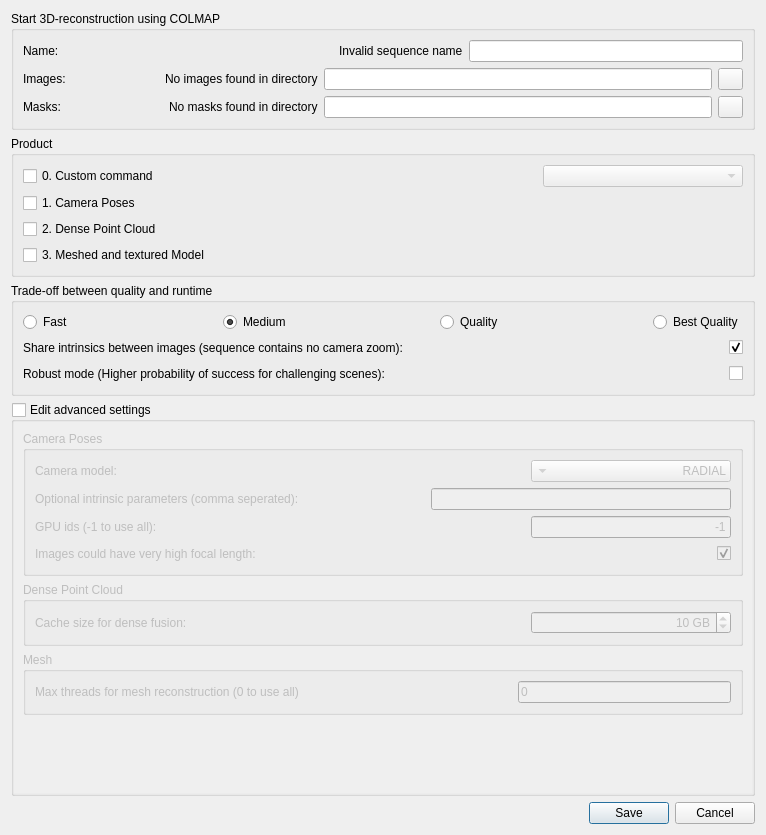
First picture: the form in iVS3D/src/iVS3D-core/ots/colmapwrapper/colmapnewproductdialog.ui, repository iVS3D/iVS3D, before the edit.
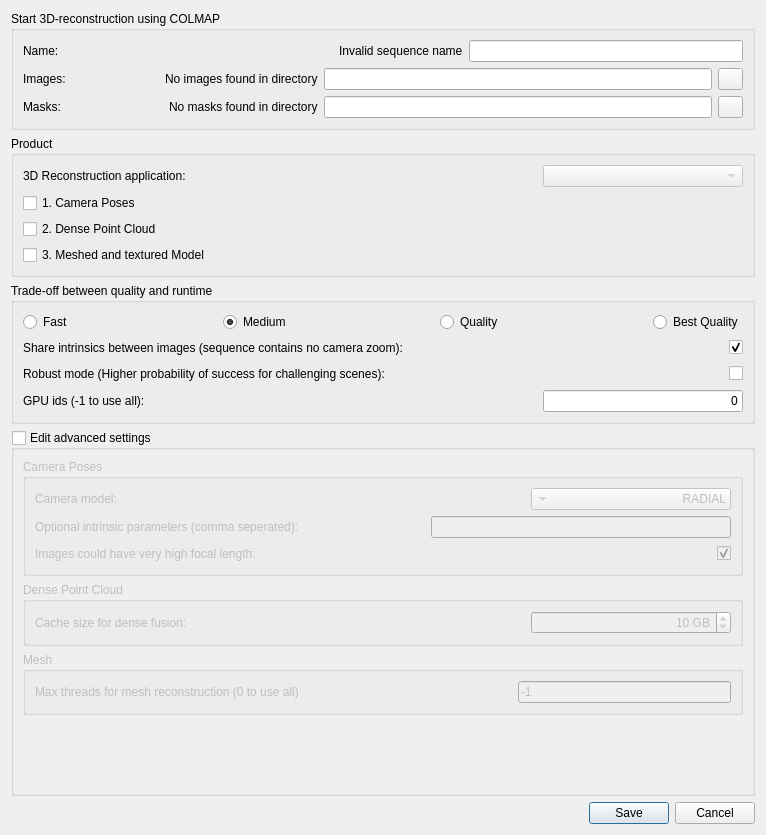
Second picture: the form after the edit. Icons and pictures are not drawn.

Commit message: * switched from ColmapWorker to custom command workflow * started to remove COLMAP wording * minor bugfixed

The edit to the form file:
```diff
--- a/iVS3D/src/iVS3D-core/ots/colmapwrapper/colmapnewproductdialog.ui
+++ b/iVS3D/src/iVS3D-core/ots/colmapwrapper/colmapnewproductdialog.ui
@@ -294,9 +294,9 @@
       <item>
        <layout class="QHBoxLayout" name="horizontalLayout_16">
         <item>
-         <widget class="QCheckBox" name="cb_customCommand">
+         <widget class="QLabel" name="label">
           <property name="text">
-           <string>0. Custom command </string>
+           <string>3D Reconstruction application:</string>
           </property>
          </widget>
         </item>
@@ -539,6 +539,55 @@
         </item>
        </layout>
       </item>
+      <item>
+       <layout class="QHBoxLayout" name="horizontalLayout_9">
+        <item>
+         <widget class="QLabel" name="l_poseGpus">
+          <property name="text">
+           <string>GPU ids (-1 to use all):</string>
+          </property>
+         </widget>
+        </item>
+        <item>
+         <spacer name="horizontalSpacer_6">
+          <property name="orientation">
+           <enum>Qt::Orientation::Horizontal</enum>
+          </property>
+          <property name="sizeHint" stdset="0">
+           <size>
+            <width>40</width>
+            <height>20</height>
+           </size>
+          </property>
+         </spacer>
+        </item>
+        <item>
+         <widget class="QLineEdit" name="le_poseGpus">
+          <property name="sizePolicy">
+           <sizepolicy hsizetype="MinimumExpanding" vsizetype="Fixed">
+            <horstretch>0</horstretch>
+            <verstretch>0</verstretch>
+           </sizepolicy>
+          </property>
+          <property name="maximumSize">
+           <size>
+            <width>200</width>
+            <height>16777215</height>
+           </size>
+          </property>
+          <property name="layoutDirection">
+           <enum>Qt::LayoutDirection::LeftToRight</enum>
+          </property>
+          <property name="text">
+           <string>0</string>
+          </property>
+          <property name="alignment">
+           <set>Qt::AlignmentFlag::AlignRight|Qt::AlignmentFlag::AlignTrailing|Qt::AlignmentFlag::AlignVCenter</set>
+          </property>
+         </widget>
+        </item>
+       </layout>
+      </item>
      </layout>
     </widget>
    </item>
@@ -579,8 +628,8 @@
           <rect>
            <x>0</x>
            <y>0</y>
-           <width>746</width>
-           <height>447</height>
+           <width>728</width>
+           <height>311</height>
           </rect>
          </property>
          <layout class="QVBoxLayout" name="verticalLayout_5">
@@ -697,55 +746,6 @@
                </item>
               </layout>
              </item>
-             <item>
-              <layout class="QHBoxLayout" name="horizontalLayout_9">
-               <item>
-                <widget class="QLabel" name="l_poseGpus">
-                 <property name="text">
-                  <string>GPU ids (-1 to use all):</string>
-                 </property>
-                </widget>
-               </item>
-               <item>
-                <spacer name="horizontalSpacer_6">
-                 <property name="orientation">
-                  <enum>Qt::Horizontal</enum>
-                 </property>
-                 <property name="sizeHint" stdset="0">
-                  <size>
-                   <width>40</width>
-                   <height>20</height>
-                  </size>
-                 </property>
-                </spacer>
-               </item>
-               <item>
-                <widget class="QLineEdit" name="le_poseGpus">
-                 <property name="sizePolicy">
-                  <sizepolicy hsizetype="MinimumExpanding" vsizetype="Fixed">
-                   <horstretch>0</horstretch>
-                   <verstretch>0</verstretch>
-                  </sizepolicy>
-                 </property>
-                 <property name="maximumSize">
-                  <size>
-                   <width>200</width>
-                   <height>16777215</height>
-                  </size>
-                 </property>
-                 <property name="layoutDirection">
-                  <enum>Qt::LeftToRight</enum>
-                 </property>
-                 <property name="text">
-                  <string>-1</string>
-                 </property>
-                 <property name="alignment">
-                  <set>Qt::AlignRight|Qt::AlignTrailing|Qt::AlignVCenter</set>
-                 </property>
-                </widget>
-               </item>
-              </layout>
-             </item>
              <item>
               <layout class="QHBoxLayout" name="horizontalLayout_11">
                <item>
@@ -887,7 +887,7 @@
                <item>
                 <widget class="QLineEdit" name="le_maxThreads">
                  <property name="text">
-                  <string>0</string>
+                  <string>-1</string>
                  </property>
                 </widget>
                </item>
```
Left out of the diff: 58 changed lines with no effect on the pictures. Lines whose indentation alone changed are shown as unchanged. The commit also changes 17 other files.
